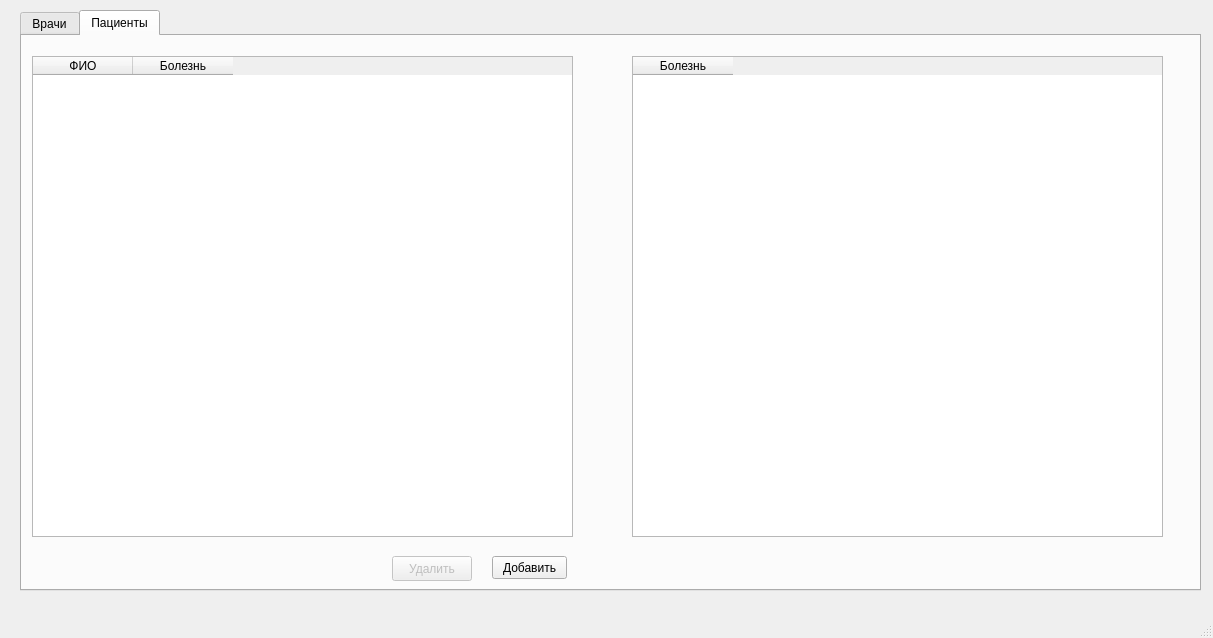
Before: the Qt Designer form get_ready.ui in yummyKnight/practice, drawn with Qt 5.
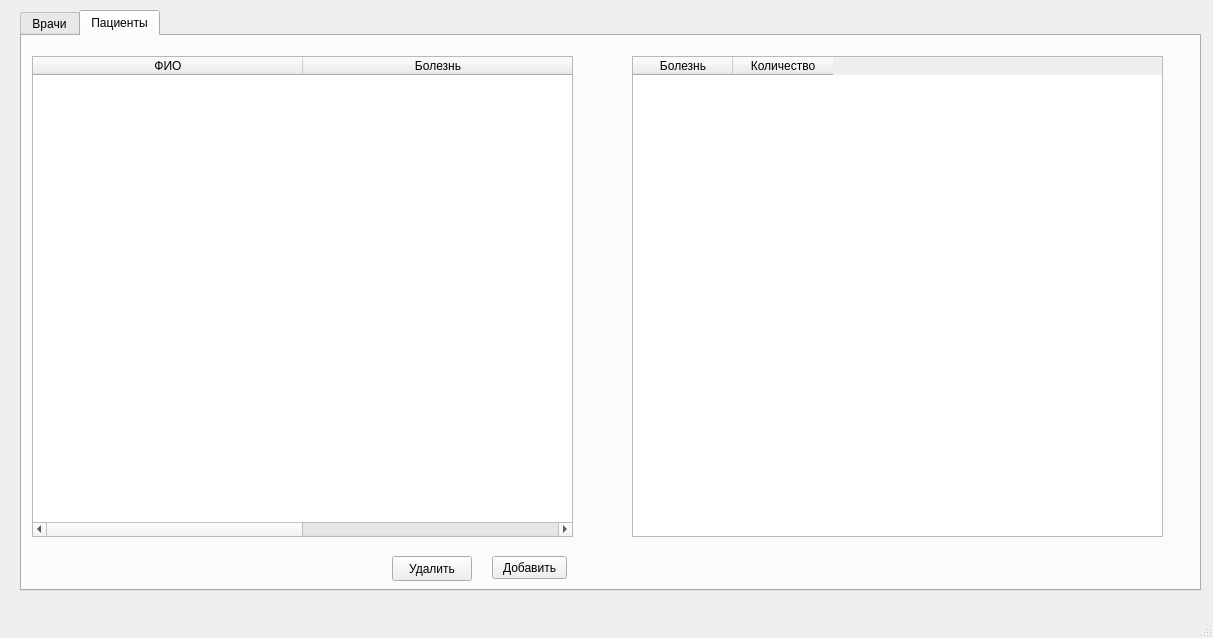
After: the same form once the commit is applied. The open tabs and pages were chosen to show the change.

Patch:
```diff
--- a/get_ready.ui
+++ b/get_ready.ui
@@ -159,6 +159,9 @@
       <property name="sortingEnabled">
        <bool>true</bool>
       </property>
+      <attribute name="horizontalHeaderDefaultSectionSize">
+       <number>270</number>
+      </attribute>
       <attribute name="horizontalHeaderMinimumSectionSize">
        <number>50</number>
       </attribute>
@@ -199,6 +202,11 @@
         <string>Болезнь</string>
        </property>
       </column>
+      <column>
+       <property name="text">
+        <string>Количество</string>
+       </property>
+      </column>
      </widget>
      <widget class="QPushButton" name="pushButton_2">
       <property name="geometry">
@@ -215,7 +223,7 @@
      </widget>
      <widget class="QPushButton" name="delButtonPat">
       <property name="enabled">
-       <bool>false</bool>
+       <bool>true</bool>
       </property>
       <property name="geometry">
        <rect>
```
Left out of the diff: 5 changed lines with no effect on the pictures.
